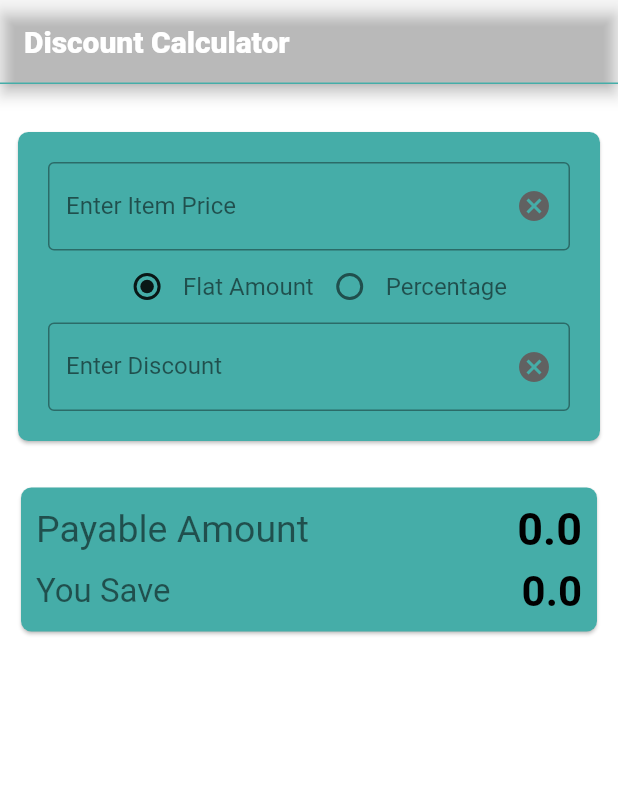
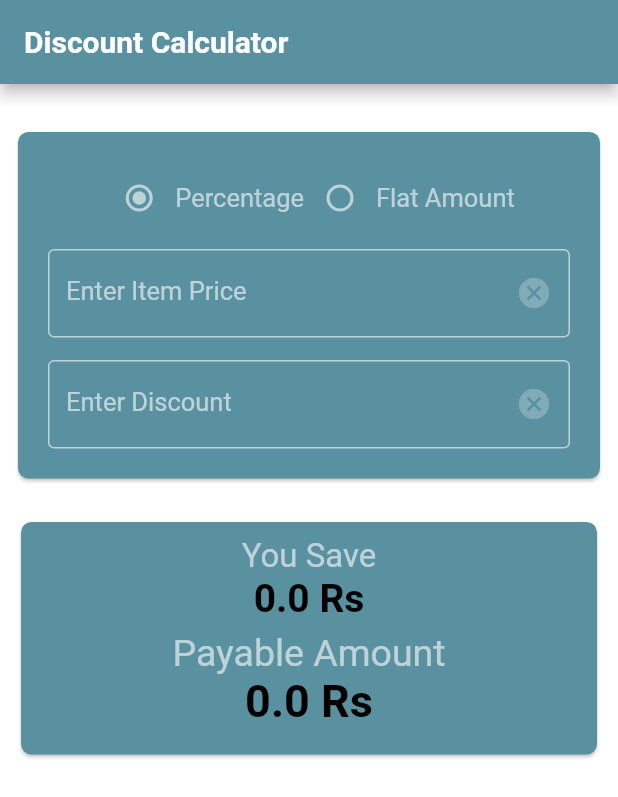
Before and after one commit to dhruvashastri12/Discount-Calculation-Flutter, a Flutter app: the screen it shows after launch, on a phone screen of 412 x 824 dp. Shown: the top 797 px of the screen. Run offline on Flutter 3.47's test engine with Material 2 defaults, Android fonts, the phone set to English and light mode, and no system bars.

Commit message:
UI(order, color and design) changes and code refactor

```diff
--- a/lib/main.dart
+++ b/lib/main.dart
@@ -24,7 +24,7 @@ class _DiscCalculationState extends State<DiscCalculation> {
   // final Color scaffoldColor = Color(0Xff594F4F);
   final Color scaffoldColor = Color(262834);
   // final Color appbarColor = Color(0Xff594F4F);
-  final Color appbarColor = Color(262834);
+  final Color appbarColor = Color(0Xff5a91a0);
 
 
   @override
@@ -33,10 +33,10 @@ class _DiscCalculationState extends State<DiscCalculation> {
       backgroundColor: scaffoldColor,
       appBar: AppBar(
         backgroundColor: appbarColor,
-        title: Text('Discount Calculator', style: TextStyle(color: Colors.white, fontWeight: FontWeight.w800),),
+        title: Text('Discount Calculator', style: TextStyle(color: Colors.white, fontWeight: FontWeight.w600),),
         bottom: PreferredSize(
           child: Container(
-            color: Color(0Xff45ADA8),
+            color: Color(0Xff5a91a0),
             height: 1.0,
           ),
         preferredSize: Size.fromHeight(0.0)),
@@ -59,7 +59,8 @@ class _CalcBodyState extends State<CalcBody> {
   double payableAmount = 0.0;
   String savingAmount = '0.0';
 
-  final Color textColor = Colors.black54;
+  final Color textColor = Colors.white60;
+  final Color cardColor = Color(0Xff5a91a0);
 
   var _itemEditController = TextEditingController();
   var _discountEditController = TextEditingController();
@@ -98,25 +99,27 @@ class _CalcBodyState extends State<CalcBody> {
   // Business Logic to calculate discount
   calculateDiscount() {
     if (_itemEditController.text.length > 0 &&
-        _discountEditController.text.length > 0) {
+        _discountEditController.text.length > 0 && (int.parse(_discountEditController.text)) < 100) {
       if (!_itemEditController.text.contains("-") &&
           !_discountEditController.text.contains("-")) {
         if (selectedRadio == 0) {
-          setState(() {
-            payableAmount = double.parse(_itemEditController.text) -
-                double.parse(_discountEditController.text);
-            savingAmount = _discountEditController.text;
-            print('Flat Discount: $payableAmount');
-          });
-        } else {
           double cuttingPrice = double.parse(_itemEditController.text) *
               (double.parse(_discountEditController.text) / 100);
           setState(() {
             payableAmount =
                 double.parse(_itemEditController.text) - cuttingPrice;
             savingAmount = cuttingPrice.toStringAsFixed(2);
+            print('Cutting Price: $cuttingPrice');
             print('Saving Amount: $savingAmount');
             print('Percentage Discount: $payableAmount');
+          });
+        }
+        else {
+          setState(() {
+            payableAmount = double.parse(_itemEditController.text) -
+                double.parse(_discountEditController.text);
+            savingAmount = _discountEditController.text;
+            print('Flat Discount: $payableAmount');
           });
         }
       } else {
@@ -136,44 +139,40 @@ class _CalcBodyState extends State<CalcBody> {
         Padding(
           padding: const EdgeInsets.all(8.0),
           child: Card(
-            color: Color(0Xff45ADA8),
-            shape:
-                RoundedRectangleBorder(borderRadius: BorderRadius.circular(7)),
+            color: cardColor,
+            shape:RoundedRectangleBorder(borderRadius: BorderRadius.circular(7)),
             child: Padding(
               padding: const EdgeInsets.all(20.0),
               child: Column(
                 children: <Widget>[
-                  // Item Price TextField Widget
-                  TextField(
-                    cursorColor: textColor,
-                    controller: _itemEditController,
-                    keyboardType: TextInputType.number,
-                    decoration: InputDecoration(
-                      suffixIcon: IconButton(
-                        icon: Icon(Icons.cancel, color: Colors.grey[700]),
-                        onPressed: () {
-                          _itemEditController.clear();
-                          setState(() {
-                            payableAmount = 0.0;
-                            savingAmount = '0.0';
-                          });
-                          FocusScope.of(context).requestFocus(FocusNode());
+                  Theme(data: Theme.of(context).copyWith(unselectedWidgetColor: Colors.white60, disabledColor: Colors.white60),
+                  // Discount type radio buttons
+                  child: Row(
+                    mainAxisAlignment: MainAxisAlignment.center,
+                    children: <Widget>[
+                      // Percentage discount radio button
+                      new Radio(
+                        value: 0,
+                        activeColor: Colors.white60,
+                        groupValue: selectedRadio,
+                        onChanged: (val) {
+                          print("Radio $val");
+                          setSelectedRadio(val);
+                          if (!(_discountEditController.text == null)) {
+                            calculateDiscount();
+                            FocusScope.of(context).requestFocus(FocusNode());
+                          }
                         },
                       ),
-                      focusedBorder:OutlineInputBorder(borderSide: BorderSide(color: Colors.black, width: 1.0),),
-                      border: OutlineInputBorder(),
-                      labelText: 'Enter Item Price',
-                      labelStyle: TextStyle(color: textColor)
-                    ),
-                  ),
-                  // Discount type radio buttons
-                  new Row(
-                    mainAxisAlignment: MainAxisAlignment.center,
-                    children: <Widget>[
+                      new Text(
+                        'Percentage',
+                        style: new TextStyle(fontSize: 17.0, fontWeight: FontWeight.w400, color: textColor),
+                      ),
+
                       // Flat discount radio button
                       new Radio(
-                        value: 0,
-                        activeColor: Colors.black87,
+                        value: 1,
+                        activeColor: Colors.white60,
                         groupValue: selectedRadio,
                         onChanged: (val) {
                           print("Radio $val");
@@ -186,38 +185,49 @@ class _CalcBodyState extends State<CalcBody> {
                       ),
                       new Text(
                         'Flat Amount',
-                        style: new TextStyle(fontSize: 16.0, color: textColor),
+                        style: new TextStyle(fontSize: 17.0, fontWeight: FontWeight.w400, color: textColor),
                       ),
+                    ],
+                  ),),
 
-                      // Percentage discount radio button
-                      new Radio(
-                        value: 1,
-                        activeColor: Colors.black,
-                        groupValue: selectedRadio,
-                        onChanged: (val) {
-                          print("Radio $val");
-                          setSelectedRadio(val);
-                          if (!(_discountEditController.text == null)) {
-                            calculateDiscount();
-                            FocusScope.of(context).requestFocus(FocusNode());
-                          }
+                  SizedBox(height: 10.0),
+
+                  // Item Price TextField Widget
+                  TextField(
+                    cursorColor: textColor,
+                    controller: _itemEditController,
+                    style: TextStyle(color: textColor),
+                    keyboardType: TextInputType.number,
+                    decoration: InputDecoration(
+                      suffixIcon: IconButton(
+                        icon: Icon(Icons.cancel, color: Colors.white24),
+                        onPressed: () {
+                          _itemEditController.clear();
+                          setState(() {
+                            payableAmount = 0.0;
+                            savingAmount = '0.0';
+                          });
+                          FocusScope.of(context).requestFocus(FocusNode());
                         },
                       ),
-                      new Text(
-                        'Percentage',
-                        style: new TextStyle(fontSize: 16.0, color: textColor),
-                      ),
-                    ],
+                      focusedBorder:OutlineInputBorder(borderSide: BorderSide(color: Colors.white60, width: 1.0),),
+                      enabledBorder: OutlineInputBorder(borderSide: BorderSide(color: Colors.white60, width: 1.0),),
+                      labelText: 'Enter Item Price',
+                      labelStyle: TextStyle(color: textColor, fontSize: 17.0, fontWeight: FontWeight.w400)
+                    ),
                   ),
+
+                  SizedBox(height: 15.0),
 
                   // Discount Amount TextField Widget
                   TextField(
                     cursorColor: textColor,
                     controller: _discountEditController,
+                    style: TextStyle(color: textColor),
                     keyboardType: TextInputType.number,
                     decoration: InputDecoration(
                       suffixIcon: IconButton(
-                        icon: Icon(Icons.cancel, color: Colors.grey[700]),
+                        icon: Icon(Icons.cancel, color: Colors.white24),
                         onPressed: () {
                           _discountEditController.clear();
                           setState(() {
@@ -227,10 +237,10 @@ class _CalcBodyState extends State<CalcBody> {
                           FocusScope.of(context).requestFocus(FocusNode());
                         },
                       ),
-                      focusedBorder:OutlineInputBorder(borderSide: BorderSide(color: Colors.black, width: 1.0),),
-                      border: OutlineInputBorder(),
+                      focusedBorder:OutlineInputBorder(borderSide: BorderSide(color: Colors.white60, width: 1.0),),
+                      enabledBorder: OutlineInputBorder(borderSide: BorderSide(color: Colors.white60, width: 1.0),),
                       labelText: 'Enter Discount',
-                      labelStyle: TextStyle(color: textColor)
+                      labelStyle: TextStyle(color: textColor, fontSize: 17.0, fontWeight: FontWeight.w400)
                     ),
                   ),
                 ],
@@ -239,66 +249,66 @@ class _CalcBodyState extends State<CalcBody> {
           ),
         ),
         SizedBox(
-          height: 5.0,
+          height: 3.0,
         ),
 
         // Card 2 to display data
         Padding(
           padding: const EdgeInsets.all(10.0),
           child: Card(
-            color: Color(0Xff45ADA8),
-            shape:
-                RoundedRectangleBorder(borderRadius: BorderRadius.circular(7)),
+            color: cardColor,
+            shape: RoundedRectangleBorder(borderRadius: BorderRadius.circular(7)),
             child: Padding(
               padding: const EdgeInsets.all(10.0),
               child: Column(
                 children: <Widget>[
+                  // Saved Amount after discount Text Display
+                  Column(
+                    // mainAxisAlignment: MainAxisAlignment.spaceBetween,
+                    children: <Widget>[
+                      Text(
+                        'You Save',
+                        style: TextStyle(fontSize: 22.0, color: textColor),
+                        textAlign: TextAlign.left,
+                      ),
+                      // Expanded(
+                        Text(
+                          '$savingAmount Rs',
+                          style: TextStyle(
+                              color: Colors.black,
+                              fontSize: 26.0,
+                              fontWeight: FontWeight.bold),
+                          textAlign: TextAlign.right,
+                        ),
+                      // ),
+                    ],
+                  ),
+
+                  SizedBox(height:7.0),
                   // Final Payable Amount Text Display
-                  Row(
-                    mainAxisAlignment: MainAxisAlignment.spaceBetween,
+                  Column(
+                    // mainAxisAlignment: MainAxisAlignment.spaceBetween,
                     children: <Widget>[
                       Text(
                         'Payable Amount',
                         style: TextStyle(fontSize: 25.0, color: textColor),
                         textAlign: TextAlign.left,
                       ),
-                      Expanded(
-                        child: Text(
-                          '$payableAmount',
+                      // Expanded(
+                        Text(
+                          '$payableAmount Rs',
                           style: TextStyle(
                               color: Colors.black,
                               fontSize: 30.0,
                               fontWeight: FontWeight.bold),
                           textAlign: TextAlign.right,
                         ),
-                      ),
+                      // ),
                     ],
                   ),
                   SizedBox(
                     height: 8.0,
                   ),
-
-                  // Saved Amount after discount Text Display
-                  Row(
-                    mainAxisAlignment: MainAxisAlignment.spaceBetween,
-                    children: <Widget>[
-                      Text(
-                        'You Save',
-                        style: TextStyle(fontSize: 22.0, color: textColor),
-                        textAlign: TextAlign.left,
-                      ),
-                      Expanded(
-                        child: Text(
-                          '$savingAmount',
-                          style: TextStyle(
-                              color: Colors.black,
-                              fontSize: 28.0,
-                              fontWeight: FontWeight.bold),
-                          textAlign: TextAlign.right,
-                        ),
-                      ),
-                    ],
-                  )
                 ],
               ),
             ),
```
